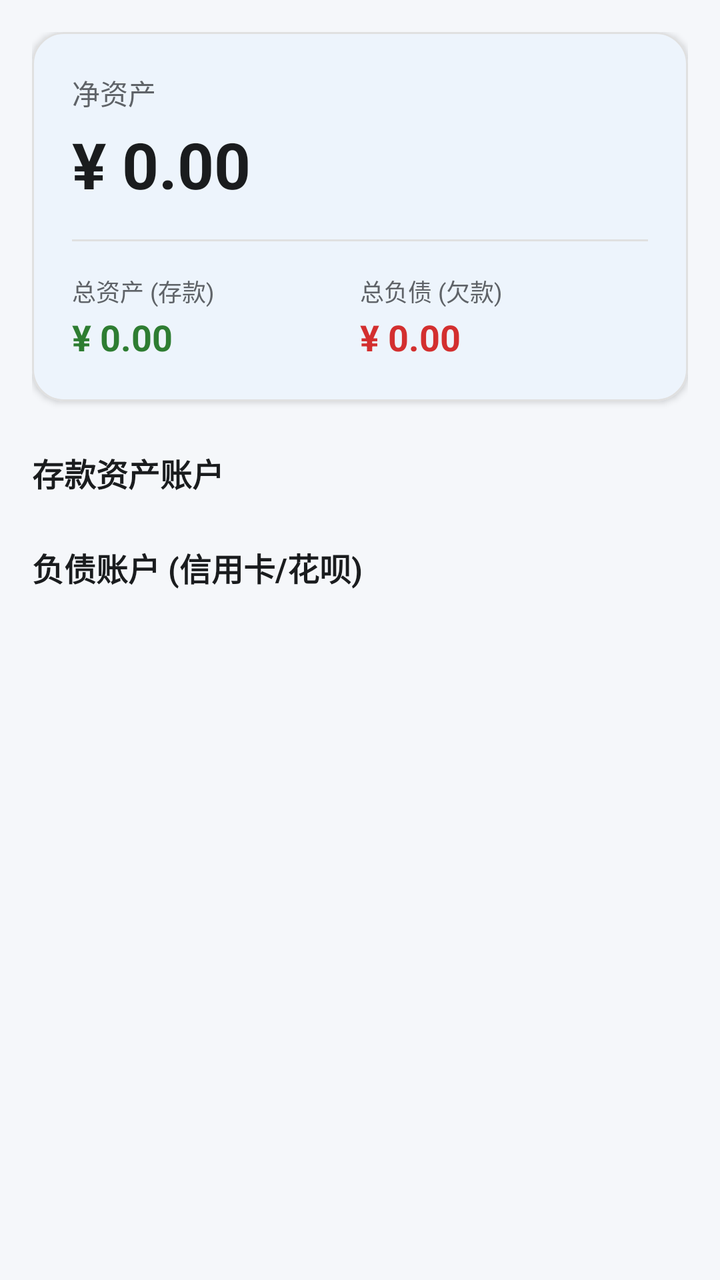
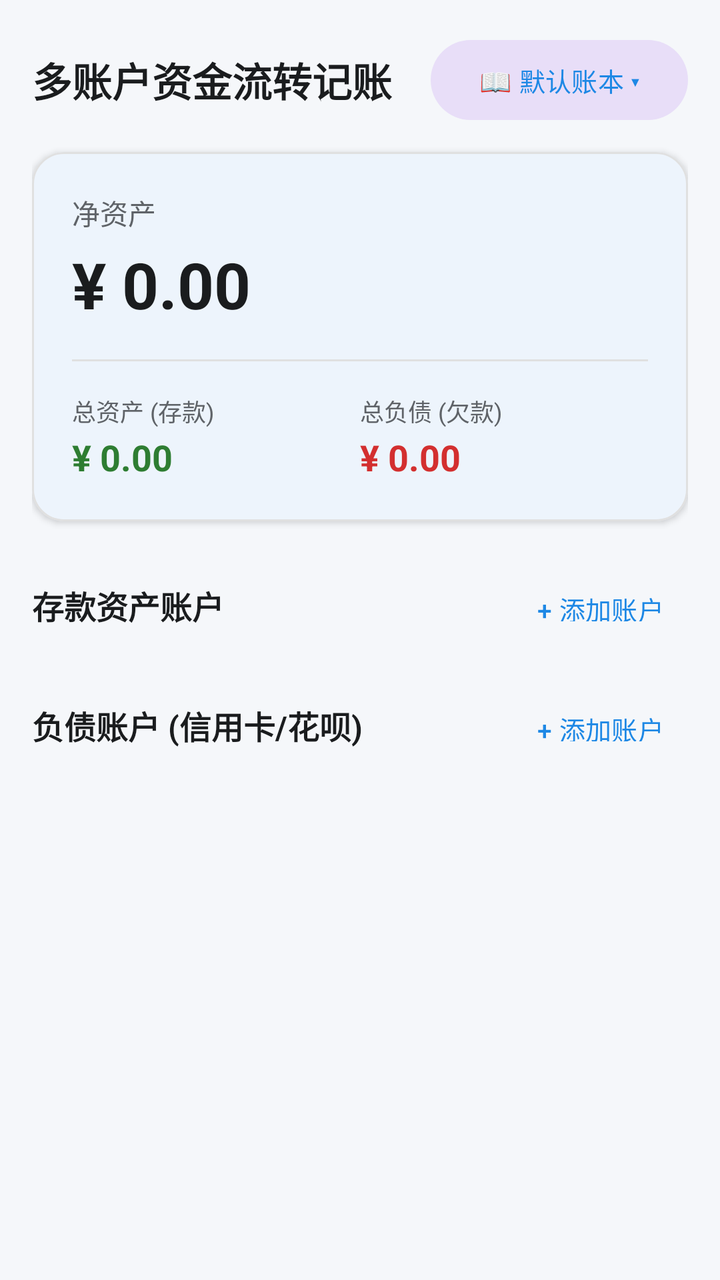

Two renders of the same Android screen: before a commit and after it. Below are the layout's source before the change and the commit's diff.
<!-- AndroidManifest.xml: application theme Theme.FlowLedger -->
<!-- res/layout/fragment_dashboard.xml -->
<?xml version="1.0" encoding="utf-8"?>
<androidx.core.widget.NestedScrollView xmlns:android="http://schemas.android.com/apk/res/android"
    xmlns:app="http://schemas.android.com/apk/res-auto"
    android:layout_width="match_parent"
    android:layout_height="match_parent"
    android:background="@color/background"
    android:fillViewport="true">

    <LinearLayout
        android:layout_width="match_parent"
        android:layout_height="wrap_content"
        android:orientation="vertical"
        android:padding="16dp">

        
        <com.google.android.material.card.MaterialCardView
            android:layout_width="match_parent"
            android:layout_height="wrap_content"
            android:layout_marginBottom="16dp"
            app:cardBackgroundColor="@color/card_dashboard_bg"
            app:cardCornerRadius="16dp"
            app:cardElevation="2dp"
            app:strokeColor="@color/divider"
            app:strokeWidth="1dp">

            <LinearLayout
                android:layout_width="match_parent"
                android:layout_height="wrap_content"
                android:orientation="vertical"
                android:padding="20dp">

                <TextView
                    android:layout_width="wrap_content"
                    android:layout_height="wrap_content"
                    android:text="@string/net_worth"
                    android:textColor="@color/text_secondary"
                    android:textSize="14sp" />

                <TextView
                    android:id="@+id/tvNetWorth"
                    android:layout_width="wrap_content"
                    android:layout_height="wrap_content"
                    android:layout_marginTop="4dp"
                    android:text="¥ 0.00"
                    android:textColor="@color/text_primary"
                    android:textSize="32sp"
                    android:textStyle="bold" />

                <View
                    android:layout_width="match_parent"
                    android:layout_height="1dp"
                    android:layout_marginTop="16dp"
                    android:layout_marginBottom="16dp"
                    android:background="@color/divider" />

                <LinearLayout
                    android:layout_width="match_parent"
                    android:layout_height="wrap_content"
                    android:orientation="horizontal">

                    
                    <LinearLayout
                        android:layout_width="0dp"
                        android:layout_height="wrap_content"
                        android:layout_weight="1"
                        android:orientation="vertical">

                        <TextView
                            android:layout_width="wrap_content"
                            android:layout_height="wrap_content"
                            android:text="@string/total_assets"
                            android:textColor="@color/text_secondary"
                            android:textSize="12sp" />

                        <TextView
                            android:id="@+id/tvTotalAssets"
                            android:layout_width="wrap_content"
                            android:layout_height="wrap_content"
                            android:layout_marginTop="2dp"
                            android:text="¥ 0.00"
                            android:textColor="@color/asset_green"
                            android:textSize="18sp"
                            android:textStyle="bold" />
                    </LinearLayout>

                    
                    <LinearLayout
                        android:layout_width="0dp"
                        android:layout_height="wrap_content"
                        android:layout_weight="1"
                        android:orientation="vertical">

                        <TextView
                            android:layout_width="wrap_content"
                            android:layout_height="wrap_content"
                            android:text="@string/total_liabilities"
                            android:textColor="@color/text_secondary"
                            android:textSize="12sp" />

                        <TextView
                            android:id="@+id/tvTotalLiabilities"
                            android:layout_width="wrap_content"
                            android:layout_height="wrap_content"
                            android:layout_marginTop="2dp"
                            android:text="¥ 0.00"
                            android:textColor="@color/liability_red"
                            android:textSize="18sp"
                            android:textStyle="bold" />
                    </LinearLayout>
                </LinearLayout>
            </LinearLayout>
        </com.google.android.material.card.MaterialCardView>

        
        <TextView
            android:layout_width="wrap_content"
            android:layout_height="wrap_content"
            android:layout_marginTop="8dp"
            android:layout_marginBottom="8dp"
            android:text="@string/asset_accounts"
            android:textColor="@color/text_primary"
            android:textSize="16sp"
            android:textStyle="bold" />

        <androidx.recyclerview.widget.RecyclerView
            android:id="@+id/rvAssetAccounts"
            android:layout_width="match_parent"
            android:layout_height="wrap_content"
            android:nestedScrollingEnabled="false" />

        
        <TextView
            android:layout_width="wrap_content"
            android:layout_height="wrap_content"
            android:layout_marginTop="16dp"
            android:layout_marginBottom="8dp"
            android:text="@string/liability_accounts"
            android:textColor="@color/text_primary"
            android:textSize="16sp"
            android:textStyle="bold" />

        <androidx.recyclerview.widget.RecyclerView
            android:id="@+id/rvLiabilityAccounts"
            android:layout_width="match_parent"
            android:layout_height="wrap_content"
            android:nestedScrollingEnabled="false" />

    </LinearLayout>
</androidx.core.widget.NestedScrollView>
<!-- resources referenced by this layout -->
<resources>
  <color name="asset_green">#2E7D32</color>
  <color name="background">#F5F7FA</color>
  <color name="card_dashboard_bg">#EDF4FC</color>
  <color name="divider">#E0E0E0</color>
  <color name="liability_red">#D32F2F</color>
  <color name="text_primary">#1A1C1E</color>
  <color name="text_secondary">#5F6368</color>
  <string name="asset_accounts">存款资产账户</string>
  <string name="liability_accounts">负债账户 (信用卡/花呗)</string>
  <string name="net_worth">净资产</string>
  <string name="total_assets">总资产 (存款)</string>
  <string name="total_liabilities">总负债 (欠款)</string>
  <style name="Theme.FlowLedger" parent="Theme.Material3.DayNight.NoActionBar">
          
          <item name="colorPrimary">@color/primary</item>
          <item name="colorPrimaryVariant">@color/primary_variant</item>
          <item name="colorOnPrimary">@color/on_primary</item>
  
          
          <item name="colorSecondary">@color/secondary</item>
          <item name="colorSecondaryVariant">@color/secondary_variant</item>
          <item name="colorOnSecondary">@color/on_secondary</item>
  
          
          <item name="android:statusBarColor">@color/background</item>
          <item name="android:windowLightStatusBar">true</item>
          <item name="android:windowBackground">@color/background</item>
      </style>
  <color name="primary">#1E88E5</color>
  <color name="primary_variant">#1565C0</color>
  <color name="on_primary">#FFFFFF</color>
  <color name="secondary">#26A69A</color>
  <color name="secondary_variant">#00897B</color>
  <color name="on_secondary">#FFFFFF</color>
</resources>

<!-- the commit's change to res/layout/fragment_dashboard.xml (unified diff, before → after) -->
@@ -11,6 +11,37 @@
         android:layout_height="wrap_content"
         android:orientation="vertical"
         android:padding="16dp">
+
+        
+        <LinearLayout
+            android:layout_width="match_parent"
+            android:layout_height="wrap_content"
+            android:gravity="center_vertical"
+            android:orientation="horizontal"
+            android:layout_marginBottom="12dp">
+
+            <TextView
+                android:layout_width="0dp"
+                android:layout_height="wrap_content"
+                android:layout_weight="1"
+                android:text="@string/app_name"
+                android:textColor="@color/text_primary"
+                android:textSize="20sp"
+                android:textStyle="bold" />
+
+            
+            <com.google.android.material.button.MaterialButton
+                android:id="@+id/btnCurrentBook"
+                style="@style/Widget.Material3.Button.TonalButton"
+                android:layout_width="wrap_content"
+                android:layout_height="wrap_content"
+                android:text="📖 默认账本 ▾"
+                android:textSize="13sp"
+                android:textColor="@color/primary"
+                app:cornerRadius="20dp"
+                android:paddingStart="12dp"
+                android:paddingEnd="12dp" />
+        </LinearLayout>
 
         
         <com.google.android.material.card.MaterialCardView
@@ -112,15 +143,32 @@
         </com.google.android.material.card.MaterialCardView>
 
         
-        <TextView
-            android:layout_width="wrap_content"
-            android:layout_height="wrap_content"
+        <LinearLayout
+            android:layout_width="match_parent"
+            android:layout_height="wrap_content"
+            android:gravity="center_vertical"
+            android:orientation="horizontal"
             android:layout_marginTop="8dp"
-            android:layout_marginBottom="8dp"
-            android:text="@string/asset_accounts"
-            android:textColor="@color/text_primary"
-            android:textSize="16sp"
-            android:textStyle="bold" />
+            android:layout_marginBottom="8dp">
+
+            <TextView
+                android:layout_width="0dp"
+                android:layout_height="wrap_content"
+                android:layout_weight="1"
+                android:text="@string/asset_accounts"
+                android:textColor="@color/text_primary"
+                android:textSize="16sp"
+                android:textStyle="bold" />
+
+            <com.google.android.material.button.MaterialButton
+                android:id="@+id/btnAddAssetAccount"
+                style="@style/Widget.Material3.Button.TextButton"
+                android:layout_width="wrap_content"
+                android:layout_height="36dp"
+                android:text="@string/btn_add_account"
+                android:textColor="@color/primary"
+                android:textSize="13sp" />
+        </LinearLayout>
 
         <androidx.recyclerview.widget.RecyclerView
             android:id="@+id/rvAssetAccounts"
@@ -129,15 +177,32 @@
             android:nestedScrollingEnabled="false" />
 
         
-        <TextView
-            android:layout_width="wrap_content"
-            android:layout_height="wrap_content"
+        <LinearLayout
+            android:layout_width="match_parent"
+            android:layout_height="wrap_content"
+            android:gravity="center_vertical"
+            android:orientation="horizontal"
             android:layout_marginTop="16dp"
-            android:layout_marginBottom="8dp"
-            android:text="@string/liability_accounts"
-            android:textColor="@color/text_primary"
-            android:textSize="16sp"
-            android:textStyle="bold" />
+            android:layout_marginBottom="8dp">
+
+            <TextView
+                android:layout_width="0dp"
+                android:layout_height="wrap_content"
+                android:layout_weight="1"
+                android:text="@string/liability_accounts"
+                android:textColor="@color/text_primary"
+                android:textSize="16sp"
+                android:textStyle="bold" />
+
+            <com.google.android.material.button.MaterialButton
+                android:id="@+id/btnAddLiabilityAccount"
+                style="@style/Widget.Material3.Button.TextButton"
+                android:layout_width="wrap_content"
+                android:layout_height="36dp"
+                android:text="@string/btn_add_account"
+                android:textColor="@color/primary"
+                android:textSize="13sp" />
+        </LinearLayout>
 
         <androidx.recyclerview.widget.RecyclerView
             android:id="@+id/rvLiabilityAccounts"
<!-- resource entries referenced after the edit -->
@@ -5,9 +5,12 @@
   <color name="card_dashboard_bg">#EDF4FC</color>
   <color name="divider">#E0E0E0</color>
   <color name="liability_red">#D32F2F</color>
+  <color name="primary">#1E88E5</color>
   <color name="text_primary">#1A1C1E</color>
   <color name="text_secondary">#5F6368</color>
+  <string name="app_name">多账户资金流转记账</string>
   <string name="asset_accounts">存款资产账户</string>
+  <string name="btn_add_account">+ 添加账户</string>
   <string name="liability_accounts">负债账户 (信用卡/花呗)</string>
   <string name="net_worth">净资产</string>
   <string name="total_assets">总资产 (存款)</string>
@@ -28,7 +31,6 @@
           <item name="android:windowLightStatusBar">true</item>
           <item name="android:windowBackground">@color/background</item>
       </style>
-  <color name="primary">#1E88E5</color>
   <color name="primary_variant">#1565C0</color>
   <color name="on_primary">#FFFFFF</color>
   <color name="secondary">#26A69A</color>
